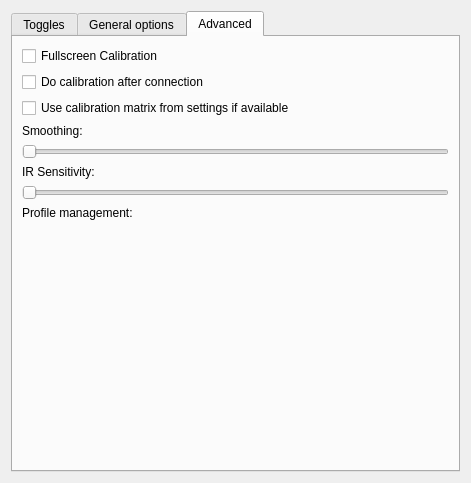
Above: stuff/configuration.ui from pnegre/python-whiteboard before the change. Below: the same form after it.
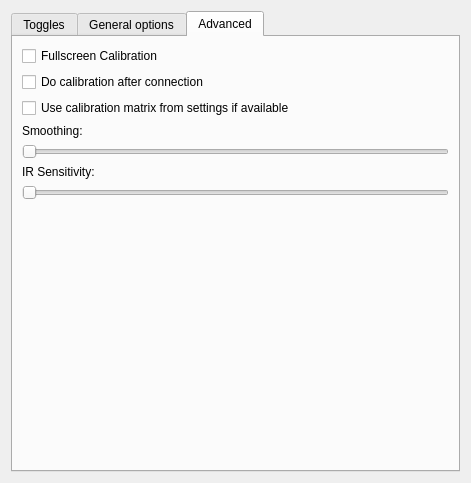
That is the form after the change. The open tabs and pages were chosen to show the change.

Commit message: Small fix in conf dialog

Patch:
```diff
--- a/stuff/configuration.ui
+++ b/stuff/configuration.ui
@@ -307,13 +307,6 @@
        </item>
        <item row="3" column="0">
         <layout class="QVBoxLayout" name="verticalLayout_6">
-         <item>
-          <widget class="QLabel" name="label_8">
-           <property name="text">
-            <string>Profile management:</string>
-           </property>
-          </widget>
-         </item>
          <item>
           <layout class="QHBoxLayout" name="horizontalLayout_2">
            <item>
```
Left out of the diff: 2 changed lines with no effect on the pictures.
